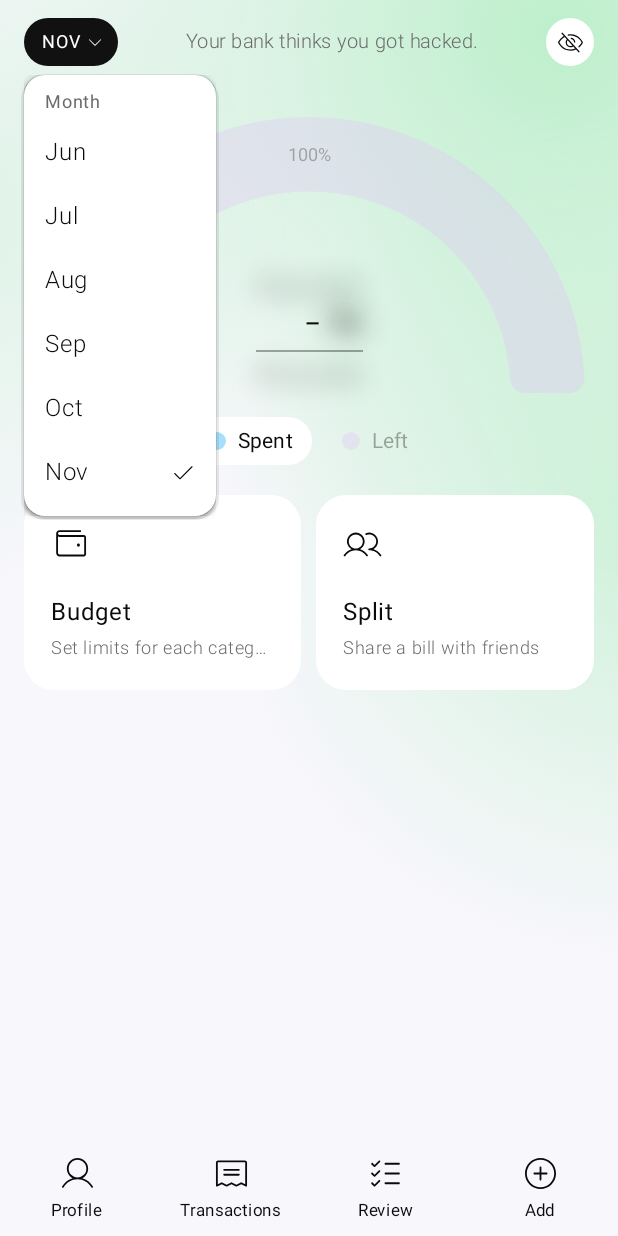
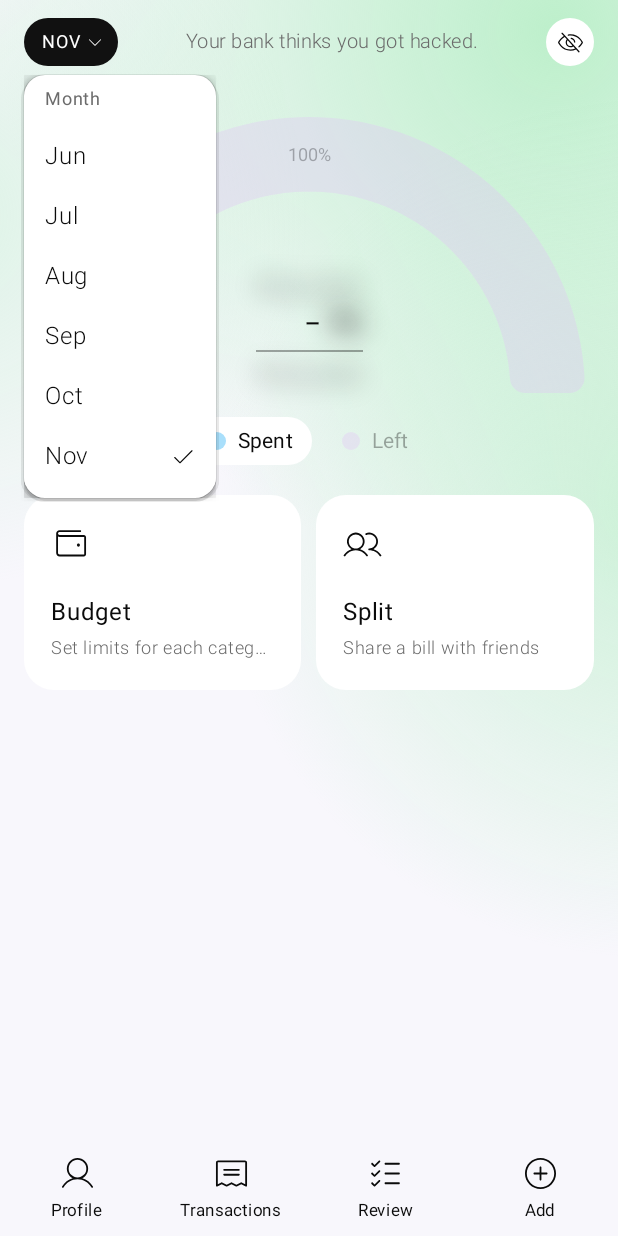
Before and after one commit to B-a-l-aj-i/biko, an Android app built with Jetpack Compose: the screen it shows after launch (MainActivity), after a tap on "NOV", on a phone screen of 412 x 824 dp. Run offline under Robolectric (Android 15) with nearby library versions, the phone set to English and light mode, and no system bars; libraries missing offline, so code that uses them is left out: dev.chrisbanes.haze; 4 statements that could not run were skipped.

Commit message:
Make the month menu scrubbable
Press the month pill, slide over the months and lift on one to show it. Each month highlights with a light haptic tick as the finger reaches it. A plain tap still opens the list for tapping.

```diff
--- a/app/src/main/java/com/budgetapp/ui/home/Header.kt
+++ b/app/src/main/java/com/budgetapp/ui/home/Header.kt
@@ -49,6 +49,14 @@ import androidx.compose.ui.hapticfeedback.HapticFeedbackType
 import androidx.compose.ui.platform.LocalDensity
 import androidx.compose.ui.platform.LocalHapticFeedback
 import androidx.compose.ui.semantics.contentDescription
+import androidx.compose.ui.semantics.Role
+import androidx.compose.ui.semantics.onClick
+import androidx.compose.ui.semantics.role
+import androidx.compose.ui.semantics.semantics
+import androidx.compose.ui.input.pointer.pointerInput
+import androidx.compose.foundation.gestures.awaitEachGesture
+import androidx.compose.foundation.gestures.awaitFirstDown
+import androidx.compose.runtime.rememberUpdatedState
 import androidx.compose.ui.text.style.TextAlign
 import androidx.compose.ui.text.style.TextOverflow
 import androidx.compose.ui.unit.dp
@@ -147,23 +155,56 @@ internal fun Header(
             verticalAlignment = Alignment.CenterVertically,
         ) {
             // The pill and the eye are the same height, so they sit on one line.
-            // A tap or a long press lists the months to look back at.
+            // Touching the pill lists the months to look back at. The list can be
+            // scrubbed: keep the finger down, slide it over the months and lift on
+            // one to show it. A plain tap leaves the list open to tap a month.
             var picking by remember { mutableStateOf(false) }
+            var scrubbed by remember { mutableStateOf<YearMonth?>(null) }
             val pillHaptics = LocalHapticFeedback.current
+            val currentMonths by rememberUpdatedState(months)
+            val currentOnMonth by rememberUpdatedState(onMonth)
             Box(Modifier.fillMaxHeight()) {
             Row(
                 modifier = Modifier
                     .fillMaxHeight()
                     .clip(CircleShape)
                     .background(MaterialTheme.colorScheme.primary)
-                    .combinedClickable(
-                        onClickLabel = "Pick a month",
-                        onLongClick = {
-                            pillHaptics.performHapticFeedback(HapticFeedbackType.LongPress)
+                    .semantics {
+                        role = Role.Button
+                        onClick(label = "Pick a month") { picking = true; true }
+                    }
+                    .pointerInput(Unit) {
+                        awaitEachGesture {
+                            val down = awaitFirstDown()
+                            down.consume()
                             picking = true
-                        },
-                        onClick = { picking = true },
-                    )
+                            scrubbed = null
+                            var moved = false
+                            while (true) {
+                                val event = awaitPointerEvent()
+                                val change = event.changes.firstOrNull { it.id == down.id } ?: break
+                                if (!change.pressed) {
+                                    change.consume()
+                                    break
+                                }
+                                if ((change.position - down.position).getDistance() > viewConfiguration.touchSlop) moved = true
+                                val under = monthUnderFinger(currentMonths, change.position, size.height, this)
+                                if (under != scrubbed) {
+                                    scrubbed = under
+                                    // A light tick each time the finger reaches another month.
+                                    if (under != null) pillHaptics.performHapticFeedback(HapticFeedbackType.TextHandleMove)
+                                }
+                                change.consume()
+                            }
+                            val picked = scrubbed
+                            scrubbed = null
+                            if (moved) {
+                                // Slid and lifted: on a month shows it; anywhere else just closes.
+                                picking = false
+                                if (picked != null) currentOnMonth(picked)
+                            }
+                        }
+                    }
                     .padding(start = 12.dp, end = 9.dp),
                 verticalAlignment = Alignment.CenterVertically,
             ) {
@@ -190,6 +231,7 @@ internal fun Header(
                     onMonth(month)
                 },
                 onDismiss = { picking = false },
+                highlighted = scrubbed,
             )
             }
             // A line about the pace of spending, with no amount in it. It changes
--- a/app/src/main/java/com/budgetapp/ui/home/MonthMenu.kt
+++ b/app/src/main/java/com/budgetapp/ui/home/MonthMenu.kt
@@ -1,25 +1,39 @@
 package com.budgetapp.ui.home
 
+import androidx.compose.animation.core.MutableTransitionState
+import androidx.compose.animation.core.animateFloat
+import androidx.compose.animation.core.rememberTransition
+import androidx.compose.animation.core.tween
+import androidx.compose.foundation.background
 import androidx.compose.foundation.clickable
+import androidx.compose.foundation.layout.Column
 import androidx.compose.foundation.layout.Row
 import androidx.compose.foundation.layout.fillMaxWidth
-import androidx.compose.foundation.layout.offset
+import androidx.compose.foundation.layout.height
 import androidx.compose.foundation.layout.padding
 import androidx.compose.foundation.layout.size
 import androidx.compose.foundation.layout.width
 import androidx.compose.foundation.shape.RoundedCornerShape
-import androidx.compose.material3.DropdownMenu
 import androidx.compose.material3.Icon
 import androidx.compose.material3.MaterialTheme
+import androidx.compose.material3.Surface
 import androidx.compose.material3.Text
 import androidx.compose.runtime.Composable
-import androidx.compose.runtime.getValue
-import androidx.compose.runtime.setValue
+import androidx.compose.runtime.remember
 import androidx.compose.ui.Alignment
 import androidx.compose.ui.Modifier
-import androidx.compose.ui.semantics.contentDescription
-import androidx.compose.ui.unit.DpOffset
+import androidx.compose.ui.geometry.Offset
+import androidx.compose.ui.graphics.TransformOrigin
+import androidx.compose.ui.graphics.graphicsLayer
+import androidx.compose.ui.unit.Density
+import androidx.compose.ui.unit.IntOffset
+import androidx.compose.ui.unit.IntRect
+import androidx.compose.ui.unit.IntSize
+import androidx.compose.ui.unit.LayoutDirection
 import androidx.compose.ui.unit.dp
+import androidx.compose.ui.window.Popup
+import androidx.compose.ui.window.PopupPositionProvider
+import androidx.compose.ui.window.PopupProperties
 import com.budgetapp.ui.theme.PhosphorLight
 import java.time.YearMonth
 import java.time.format.DateTimeFormatter
@@ -31,14 +45,52 @@ private val monthShortWithYear = DateTimeFormatter.ofPattern("MMM yyyy", Locale.
 
 private val MONTH_MENU_WIDTH = 128.dp
 
+/** Space between the pill and the top of the list. */
+private val MENU_GAP = 6.dp
+
+/** Padding above the heading and below the last row, inside the card. */
+private val MENU_PADDING = 8.dp
+
+/** Every height is fixed, so a finger's position says exactly which row it is on. */
+private val HEADING_HEIGHT = 26.dp
+private val ROW_HEIGHT = 40.dp
+
+/**
+ * The month under a finger that pressed the pill and is sliding over the open
+ * list: [position] is in the pill's own coordinates, and the list hangs
+ * [MENU_GAP] below the pill's [pillHeight], from its left edge. Null over the
+ * heading, the padding, or anywhere off the list.
+ */
+internal fun monthUnderFinger(months: List<YearMonth>, position: Offset, pillHeight: Int, density: Density): YearMonth? =
+    with(density) {
+        if (position.x < 0f || position.x > MONTH_MENU_WIDTH.toPx()) return null
+        val rowsTop = pillHeight + (MENU_GAP + MENU_PADDING + HEADING_HEIGHT).toPx()
+        val index = ((position.y - rowsTop) / ROW_HEIGHT.toPx()).let { if (it < 0f) return null else it.toInt() }
+        // The list runs oldest at the top to the current month at the bottom.
+        months.asReversed().getOrNull(index)
+    }
+
+/** Hangs the list from the pill's bottom-left corner, never flipped above it. */
+private class BelowPill(private val gapPx: Int) : PopupPositionProvider {
+    override fun calculatePosition(
+        anchorBounds: IntRect,
+        windowSize: IntSize,
+        layoutDirection: LayoutDirection,
+        popupContentSize: IntSize,
+    ): IntOffset = IntOffset(anchorBounds.left, anchorBounds.bottom + gapPx)
+}
+
 /**
  * The month pill's list: a small "Month" heading, then one short row per month
  * ("Nov", or "Dec 2025" outside the current year), oldest at the top and the
  * current month at the bottom, with a tick on the month Home is showing.
- * Narrow on purpose: Material's menu rows are at least 112dp wide and pad
- * generously, so these rows are drawn by hand. Its background is the card
- * colour (white in the light look): Material tints a menu with its surface
- * tint by elevation, which is what made it grey, so that tint is turned off.
+ *
+ * It can be scrubbed: the pill opens it on touch down, and while the finger
+ * stays down and slides over it, [highlighted] (the row under the finger) is
+ * tinted; lifting picks it (see [monthUnderFinger]). A plain tap leaves it open
+ * to tap a row. Drawn by hand at fixed heights, rather than as Material's menu,
+ * so the rows are narrow and the finger maths is exact. Its background is the
+ * card colour (white in the light look).
  */
 @Composable
 internal fun MonthMenu(
@@ -47,35 +99,56 @@ internal fun MonthMenu(
     shown: YearMonth?,
     onPick: (YearMonth) -> Unit,
     onDismiss: () -> Unit,
+    highlighted: YearMonth? = null,
 ) {
     val current = months.firstOrNull() ?: return
-    MaterialTheme(
-        colorScheme = MaterialTheme.colorScheme.copy(
-            surfaceContainer = MaterialTheme.colorScheme.surface,
-            // The tint is laid over the surface at the menu's elevation; tinting white
-            // with white keeps it white (a transparent tint still darkens it).
-            surfaceTint = MaterialTheme.colorScheme.surface,
-        ),
-        shapes = MaterialTheme.shapes.copy(extraSmall = RoundedCornerShape(14.dp)),
+    val visible = remember { MutableTransitionState(false) }
+    visible.targetState = expanded
+    if (!visible.currentState && !visible.targetState) return
+
+    val transition = rememberTransition(visible, label = "monthMenu")
+    val alpha = transition.animateFloat({ tween(durationMillis = 120) }, label = "menuAlpha") { if (it) 1f else 0f }
+    val scale = transition.animateFloat({ tween(durationMillis = 120) }, label = "menuScale") { if (it) 1f else 0.92f }
+    val gapPx = with(androidx.compose.ui.platform.LocalDensity.current) { MENU_GAP.roundToPx() }
+
+    Popup(
+        popupPositionProvider = remember(gapPx) { BelowPill(gapPx) },
+        onDismissRequest = onDismiss,
+        properties = PopupProperties(focusable = true),
     ) {
-        DropdownMenu(
-            expanded = expanded,
-            onDismissRequest = onDismiss,
-            offset = DpOffset(0.dp, 6.dp),
-            modifier = Modifier.width(MONTH_MENU_WIDTH),
+        Surface(
+            shape = RoundedCornerShape(14.dp),
+            color = MaterialTheme.colorScheme.surface,
+            shadowElevation = 8.dp,
+            modifier = Modifier
+                .width(MONTH_MENU_WIDTH)
+                .graphicsLayer {
+                    this.alpha = alpha.value
+                    scaleX = scale.value
+                    scaleY = scale.value
+                    transformOrigin = TransformOrigin(0f, 0f)
+                },
         ) {
+            Column(Modifier.padding(vertical = MENU_PADDING)) {
                 Text(
                     "Month",
                     style = MaterialTheme.typography.labelMedium,
                     color = MaterialTheme.colorScheme.onSurfaceVariant,
-                modifier = Modifier.padding(start = 14.dp, end = 14.dp, top = 2.dp, bottom = 4.dp),
+                    modifier = Modifier
+                        .height(HEADING_HEIGHT)
+                        .padding(horizontal = 14.dp),
                 )
                 months.asReversed().forEach { month ->
                     Row(
                         modifier = Modifier
                             .fillMaxWidth()
+                            .height(ROW_HEIGHT)
+                            .background(
+                                if (month == highlighted) MaterialTheme.colorScheme.onSurface.copy(alpha = 0.08f)
+                                else MaterialTheme.colorScheme.surface,
+                            )
                             .clickable { onPick(month) }
-                        .padding(horizontal = 14.dp, vertical = 9.dp),
+                            .padding(horizontal = 14.dp),
                         verticalAlignment = Alignment.CenterVertically,
                     ) {
                         Text(
@@ -91,3 +164,4 @@ internal fun MonthMenu(
             }
         }
     }
+}
```
Lines whose indentation alone changed are shown as unchanged.
